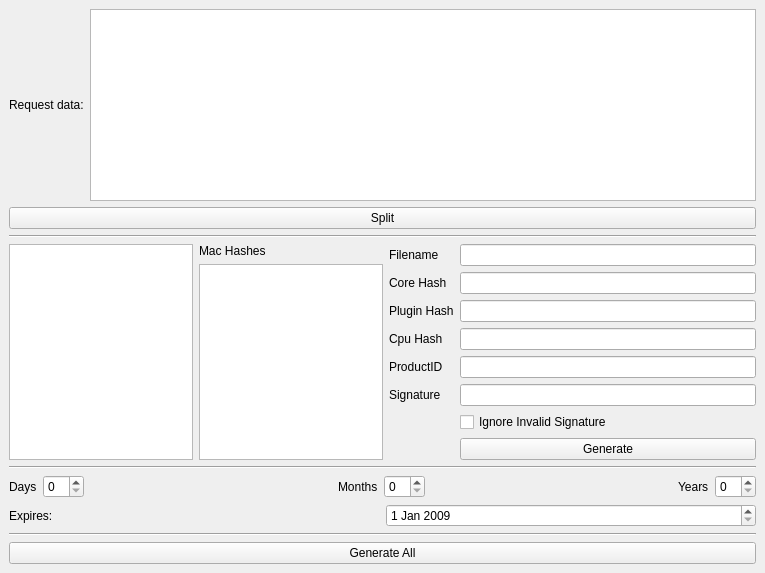
Before: the Qt Designer form OpenFlipper/LicenseManager/keyGen/keygen.ui in ShenRen/OpenFlipper, drawn with Qt 5.
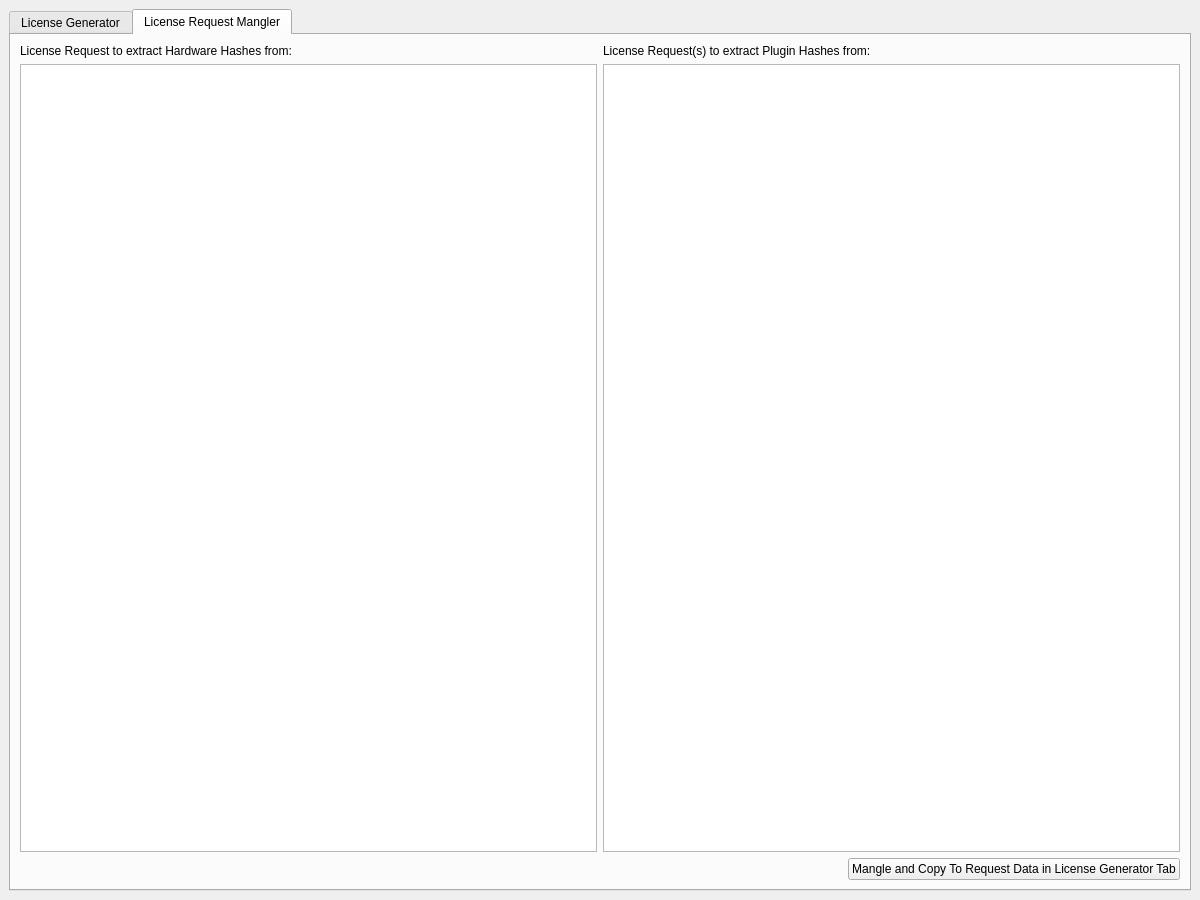
After: the same form once the commit is applied. The open tabs and pages were chosen to show the change.

Commit message: Added function to keygen that allows mangling new plugin fingerprints into existing hardware hashes.

Diff of the .ui file:
```diff
--- a/OpenFlipper/LicenseManager/keyGen/keygen.ui
+++ b/OpenFlipper/LicenseManager/keyGen/keygen.ui
@@ -2,12 +2,30 @@
 <ui version="4.0">
  <class>keyWindow</class>
  <widget class="QMainWindow" name="keyWindow">
+  <property name="geometry">
+   <rect>
+    <x>0</x>
+    <y>0</y>
+    <width>1200</width>
+    <height>900</height>
+   </rect>
+  </property>
   <property name="windowTitle">
    <string>MainWindow</string>
   </property>
   <widget class="QWidget" name="centralwidget">
    <layout class="QVBoxLayout" name="verticalLayout_2">
     <item>
+     <widget class="QTabWidget" name="tabWidget">
+      <property name="currentIndex">
+       <number>0</number>
+      </property>
+      <widget class="QWidget" name="generator_tab">
+       <attribute name="title">
+        <string>License Generator</string>
+       </attribute>
+       <layout class="QVBoxLayout" name="generator_tab_vl">
+        <item>
      <layout class="QHBoxLayout" name="horizontalLayout">
       <item>
        <widget class="QLabel" name="label">
@@ -285,6 +303,73 @@
       <property name="text">
        <string>Generate All</string>
       </property>
+         </widget>
+        </item>
+       </layout>
+      </widget>
+      <widget class="QWidget" name="mangler_tab">
+       <attribute name="title">
+        <string>License Request Mangler</string>
+       </attribute>
+       <layout class="QVBoxLayout" name="verticalLayout_5">
+        <item>
+         <layout class="QHBoxLayout" name="horizontalLayout_7">
+          <item>
+           <layout class="QVBoxLayout" name="verticalLayout_3">
+            <item>
+             <widget class="QLabel" name="label_13">
+              <property name="text">
+               <string>License Request to extract Hardware Hashes from:</string>
+              </property>
+             </widget>
+            </item>
+            <item>
+             <widget class="QTextEdit" name="hardwareHashDump_te"/>
+            </item>
+           </layout>
+          </item>
+          <item>
+           <layout class="QVBoxLayout" name="verticalLayout_4">
+            <item>
+             <widget class="QLabel" name="label_14">
+              <property name="text">
+               <string>License Request(s) to extract Plugin Hashes from:</string>
+              </property>
+             </widget>
+            </item>
+            <item>
+             <widget class="QTextEdit" name="pluginHashDump_te"/>
+            </item>
+           </layout>
+          </item>
+         </layout>
+        </item>
+        <item>
+         <layout class="QHBoxLayout" name="horizontalLayout_10">
+          <item>
+           <spacer name="horizontalSpacer">
+            <property name="orientation">
+             <enum>Qt::Horizontal</enum>
+            </property>
+            <property name="sizeHint" stdset="0">
+             <size>
+              <width>40</width>
+              <height>0</height>
+             </size>
+            </property>
+           </spacer>
+          </item>
+          <item>
+           <widget class="QPushButton" name="mangle_pb">
+            <property name="text">
+             <string>Mangle and Copy To Request Data in License Generator Tab</string>
+            </property>
+           </widget>
+          </item>
+         </layout>
+        </item>
+       </layout>
+      </widget>
      </widget>
     </item>
    </layout>
```
Left out of the diff: 2 changed lines with no effect on the pictures. Lines whose indentation alone changed are shown as unchanged. The commit also changes 2 other files.
